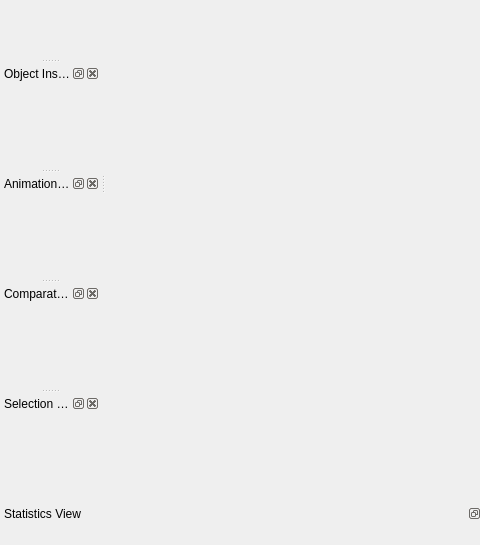
The window that Applications/OverView/Core/MainWindow.ui (wildmichael/ParaView3-enhancements-old) describes before a commit, drawn with Qt 5; both pictures show x 0 to 480 and y 181 to 726 of the 1014 by 726 pixel window.
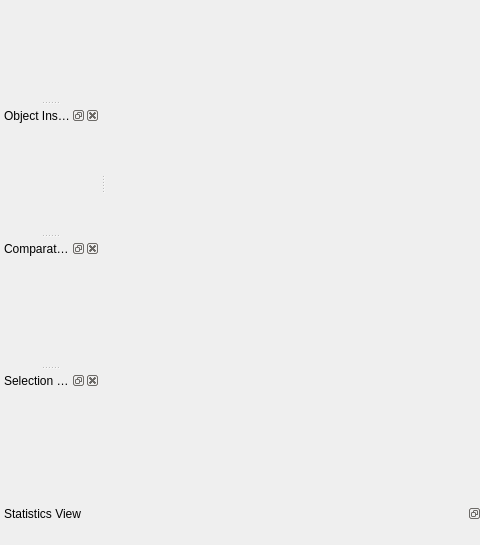
The same window after the commit. Icons and pictures are not drawn.

Commit message: ENH: Fixed BUG #6383. Removing Animation Inspector. It has bee replaced by Animation View. Changed tests to use the new animation view instead of the inspector.

Diff of the .ui file:
```diff
--- a/Applications/OverView/Core/MainWindow.ui
+++ b/Applications/OverView/Core/MainWindow.ui
@@ -243,15 +243,6 @@
    <addaction name="actionEditUndo" />
    <addaction name="actionEditRedo" />
   </widget>
-  <widget class="QDockWidget" name="animationPanelDock" >
-   <property name="windowTitle" >
-    <string>Animation Inspector</string>
-   </property>
-   <attribute name="dockWidgetArea" >
-    <number>1</number>
-   </attribute>
-   <widget class="QWidget" name="dockWidgetContents" />
-  </widget>
   <widget class="QDockWidget" name="lookmarkBrowserDock" >
    <property name="sizePolicy" >
     <sizepolicy>
```
The commit also changes 18 other files.
